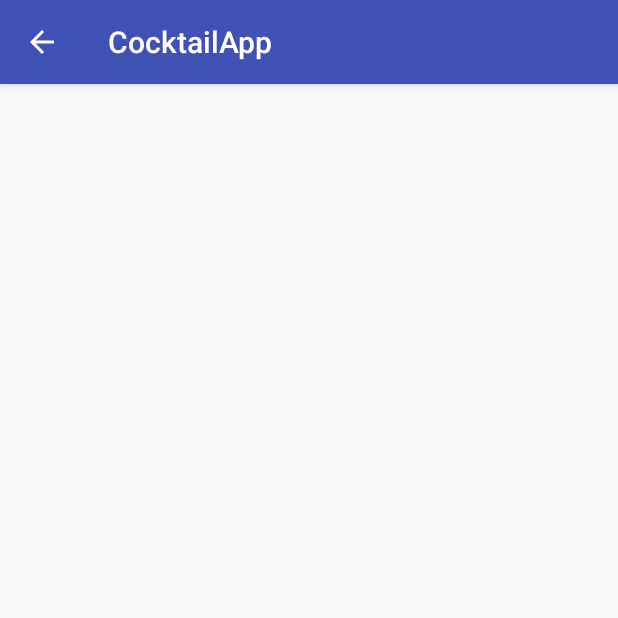
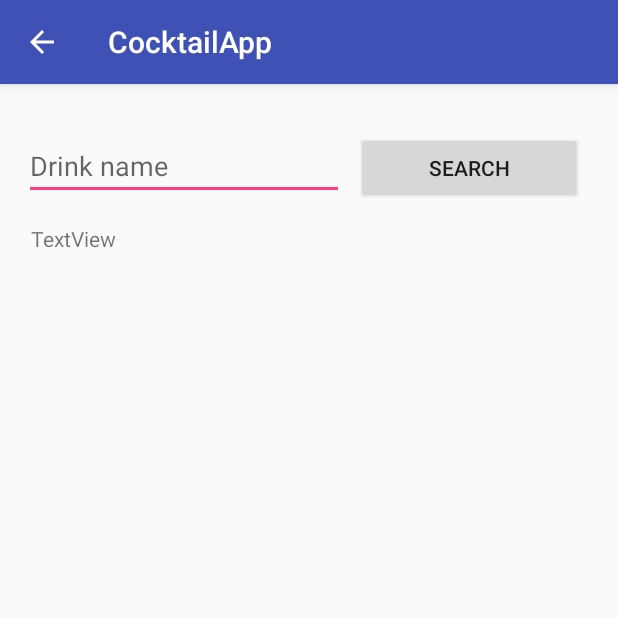
Before and after one commit to AndrejOvecka/CocktailApplication, an Android app: the DisplayMessageActivity screen opened directly, with no data from a screen before it, on a phone screen of 412 x 824 dp, the top half of it. Run offline under Robolectric (Android 15) with nearby library versions, the light colour scheme and no system bars; libraries missing offline, so code that uses them is left out: com.squareup.okhttp.

Commit message:
hladanie podla nazvu drinku

```diff
--- a/app/src/main/java/com/example/andre/cocktailapp/MainActivity.java
+++ b/app/src/main/java/com/example/andre/cocktailapp/MainActivity.java
@@ -45,7 +45,7 @@ public class MainActivity extends AppCompatActivity {
                     protected Object doInBackground(Object[] objects) {
                         OkHttpClient client = new OkHttpClient();
                         Request request = new Request.Builder()
-                                .url("https://www.thecocktaildb.com/api/json/v1/1/search.php?s=margarita")
+                                .url("https://www.thecocktaildb.com/api/json/v1/1/random.php")
                                 .build();
                         Response response = null;
 
--- a/app/src/main/res/layout/activity_display_message.xml
+++ b/app/src/main/res/layout/activity_display_message.xml
@@ -6,4 +6,41 @@
     android:layout_height="match_parent"
     tools:context="com.example.andre.cocktailapp.DisplayMessageActivity">
 
+    <EditText
+        android:id="@+id/editTextName"
+        android:layout_width="wrap_content"
+        android:layout_height="wrap_content"
+        android:layout_marginStart="16dp"
+        android:layout_marginTop="32dp"
+        android:ems="10"
+        android:hint="Drink name"
+        android:inputType="textPersonName"
+        app:layout_constraintStart_toStartOf="parent"
+        app:layout_constraintTop_toTopOf="parent" />
+
+    <Button
+        android:id="@+id/button2"
+        android:layout_width="0dp"
+        android:layout_height="48dp"
+        android:layout_marginEnd="24dp"
+        android:layout_marginStart="8dp"
+        android:layout_marginTop="32dp"
+        android:text="Search"
+        app:layout_constraintEnd_toEndOf="parent"
+        app:layout_constraintHorizontal_bias="0.303"
+        app:layout_constraintStart_toEndOf="@+id/editTextName"
+        app:layout_constraintTop_toTopOf="parent" />
+
+    <TextView
+        android:id="@+id/textView3"
+        android:layout_width="wrap_content"
+        android:layout_height="wrap_content"
+        android:layout_marginEnd="8dp"
+        android:layout_marginStart="12dp"
+        android:layout_marginTop="16dp"
+        android:text="TextView"
+        app:layout_constraintEnd_toEndOf="parent"
+        app:layout_constraintHorizontal_bias="0.025"
+        app:layout_constraintStart_toStartOf="parent"
+        app:layout_constraintTop_toBottomOf="@+id/editTextName" />
 </android.support.constraint.ConstraintLayout>
```
Also changed, not shown: app/src/main/java/com/example/andre/cocktailapp/DisplayMessageActivity.java (+58 -0 lines), app/src/main/res/layout/activity_main.xml (+8 -4 lines).
